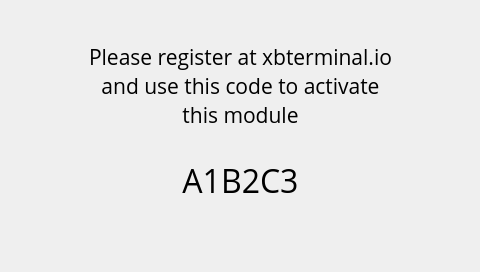
Before: the Qt Designer form xbterminal/gui/ui.ui in alexykot/xbterminal-firmware, drawn with Qt 5.
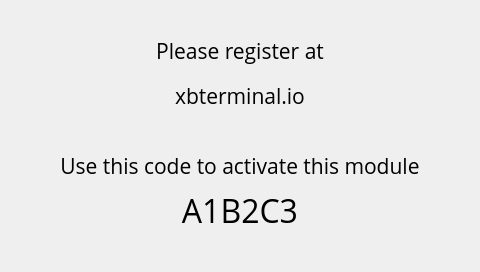
After: the same form once the commit is applied. The open tabs and pages were chosen to show the change.

Commit message: Update activation screen

```diff
--- a/xbterminal/gui/ui.ui
+++ b/xbterminal/gui/ui.ui
@@ -59,9 +59,9 @@
     <widget class="QLabel" name="activation_code_lbl">
      <property name="geometry">
       <rect>
-       <x>60</x>
-       <y>150</y>
-       <width>361</width>
+       <x>0</x>
+       <y>180</y>
+       <width>480</width>
        <height>61</height>
       </rect>
      </property>
@@ -86,10 +86,10 @@
     <widget class="QLabel" name="activation_tip_lbl">
      <property name="geometry">
       <rect>
-       <x>10</x>
-       <y>40</y>
-       <width>461</width>
-       <height>91</height>
+       <x>0</x>
+       <y>30</y>
+       <width>480</width>
+       <height>41</height>
       </rect>
      </property>
      <property name="font">
@@ -104,9 +104,61 @@
       <cursorShape>BlankCursor</cursorShape>
      </property>
      <property name="text">
-      <string>Please register at xbterminal.io
-and use this code to activate
-this module</string>
+      <string>Please register at</string>
+     </property>
+     <property name="alignment">
+      <set>Qt::AlignCenter</set>
+     </property>
+    </widget>
+    <widget class="QLabel" name="activation_server_lbl">
+     <property name="geometry">
+      <rect>
+       <x>0</x>
+       <y>80</y>
+       <width>480</width>
+       <height>31</height>
+      </rect>
+     </property>
+     <property name="font">
+      <font>
+       <family>Open Sans</family>
+       <pointsize>16</pointsize>
+       <weight>50</weight>
+       <bold>false</bold>
+      </font>
+     </property>
+     <property name="cursor">
+      <cursorShape>BlankCursor</cursorShape>
+     </property>
+     <property name="text">
+      <string>xbterminal.io</string>
+     </property>
+     <property name="alignment">
+      <set>Qt::AlignCenter</set>
+     </property>
+    </widget>
+    <widget class="QLabel" name="activation_activate_lbl">
+     <property name="geometry">
+      <rect>
+       <x>0</x>
+       <y>140</y>
+       <width>480</width>
+       <height>51</height>
+      </rect>
+     </property>
+     <property name="font">
+      <font>
+       <family>Open Sans</family>
+       <pointsize>16</pointsize>
+       <weight>50</weight>
+       <bold>false</bold>
+      </font>
+     </property>
+     <property name="cursor">
+      <cursorShape>BlankCursor</cursorShape>
+     </property>
+     <property name="text">
+      <string>Use this code to activate this module</string>
      </property>
      <property name="alignment">
       <set>Qt::AlignCenter</set>
```
Left out of the diff: 2 changed lines with no effect on the pictures. The commit also changes 3 other files.
